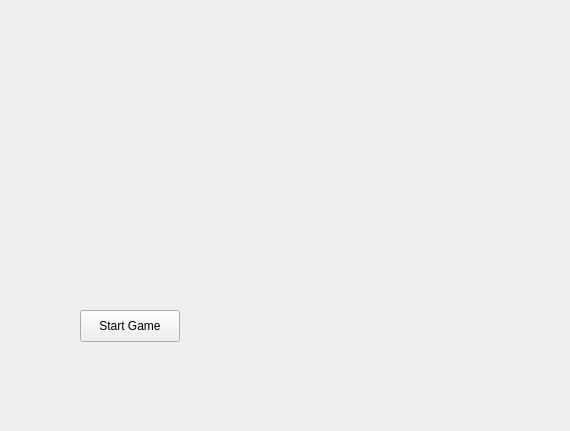
First picture: the form in mainwindow.ui, repository a1ephh/princess-of-persia, before the edit; both pictures show x 230 to 800 and y 0 to 431 of the 800 by 600 pixel window.
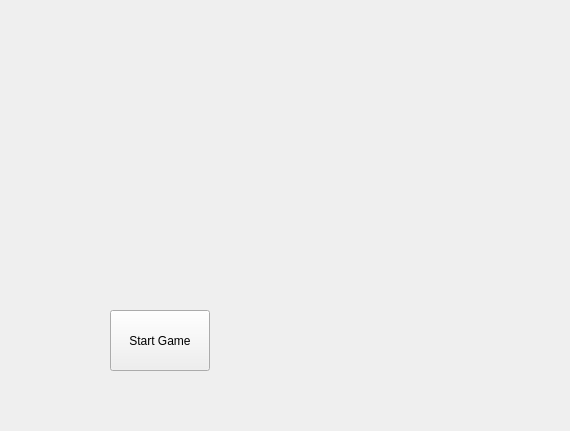
Second picture: the form after the edit.

Patch:
```diff
--- a/mainwindow.ui
+++ b/mainwindow.ui
@@ -17,10 +17,10 @@
    <widget class="QLabel" name="levelLabel">
     <property name="geometry">
      <rect>
-      <x>620</x>
-      <y>110</y>
-      <width>58</width>
-      <height>16</height>
+      <x>590</x>
+      <y>90</y>
+      <width>91</width>
+      <height>31</height>
      </rect>
     </property>
     <property name="text">
@@ -30,10 +30,10 @@
    <widget class="QPushButton" name="startButton">
     <property name="geometry">
      <rect>
-      <x>310</x>
+      <x>340</x>
       <y>310</y>
       <width>100</width>
-      <height>32</height>
+      <height>61</height>
      </rect>
     </property>
     <property name="text">
```
